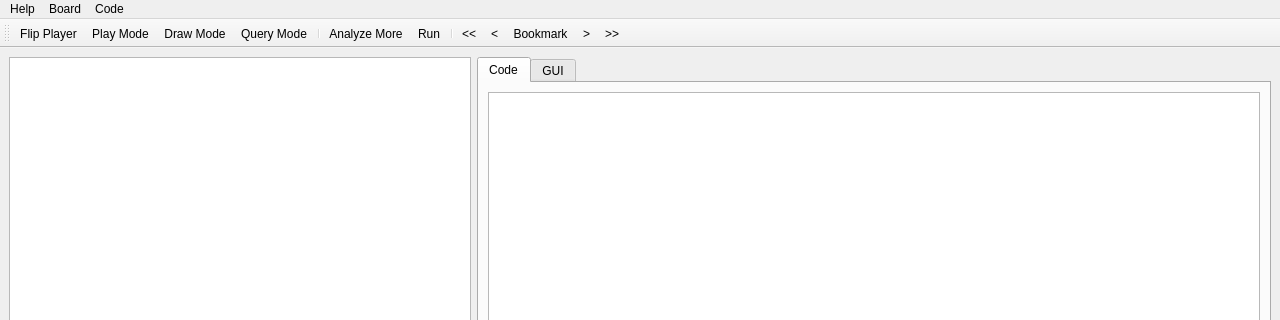
Before: the Qt Designer form mainwindow.ui in JeremySH/KataQuery, drawn with Qt 5; both pictures show x 0 to 1280 and y 0 to 320 of the 1280 by 731 pixel window.
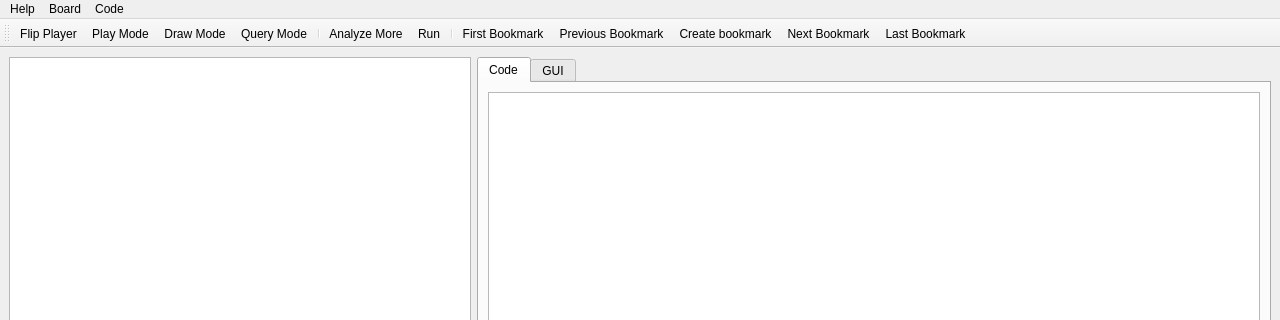
After: the same form once the commit is applied. Icons and pictures are not drawn. Custom widgets are drawn as their Qt base class.

Commit message:
remove icons from menu items
remove the icons from bookmark menu items, in addition rename the menu item to something more descriptive since previous text of ">" isn't being used anymore as a faux "graphic"

What changed in the file:
```diff
--- a/mainwindow.ui
+++ b/mainwindow.ui
@@ -860,7 +860,7 @@
      <normaloff>resources/images/icon_bookmark.png</normaloff>resources/images/icon_bookmark.png</iconset>
    </property>
    <property name="text">
-    <string>Bookmark</string>
+    <string>Create bookmark</string>
    </property>
    <property name="toolTip">
     <string>Create a bookmark for current position</string>
@@ -960,7 +960,7 @@
      <normaloff>resources/images/icon_next_bookmark.png</normaloff>resources/images/icon_next_bookmark.png</iconset>
    </property>
    <property name="text">
-    <string>&gt;</string>
+    <string>Next Bookmark</string>
    </property>
    <property name="toolTip">
     <string>Go to next bookmark</string>
@@ -978,7 +978,7 @@
      <normaloff>resources/images/icon_previous_bookmark.png</normaloff>resources/images/icon_previous_bookmark.png</iconset>
    </property>
    <property name="text">
-    <string>&lt;</string>
+    <string>Previous Bookmark</string>
    </property>
    <property name="toolTip">
     <string>Go to previous bookmark</string>
@@ -993,7 +993,7 @@
      <normaloff>resources/images/icon_last_bookmark.png</normaloff>resources/images/icon_last_bookmark.png</iconset>
    </property>
    <property name="text">
-    <string>&gt;&gt;</string>
+    <string>Last Bookmark</string>
    </property>
    <property name="toolTip">
     <string>Go to last bookmark</string>
@@ -1005,7 +1005,10 @@
      <normaloff>resources/images/icon_first_bookmark.png</normaloff>resources/images/icon_first_bookmark.png</iconset>
    </property>
    <property name="text">
-    <string>&lt;&lt;</string>
+    <string>First Bookmark</string>
+   </property>
+   <property name="iconText">
+    <string>First Bookmark</string>
    </property>
    <property name="toolTip">
     <string>Go to first bookmark</string>
```
Left out of the diff: 15 changed lines with no effect on the pictures.
